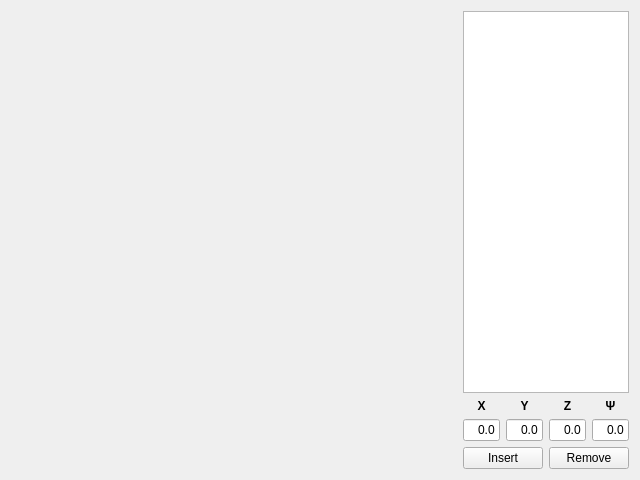
Above: rqt_contrail_planner/resource/ContrailPlanner.ui from pryre/contrail before the change. Below: the same form after it.
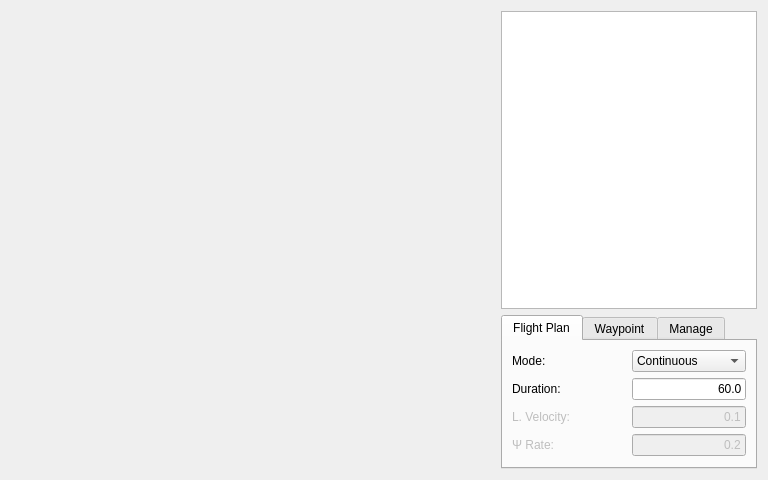
That is the form after the change. The open tabs and pages were chosen to show the change.

```diff
--- a/rqt_contrail_planner/resource/ContrailPlanner.ui
+++ b/rqt_contrail_planner/resource/ContrailPlanner.ui
@@ -6,7 +6,7 @@
    <rect>
     <x>0</x>
     <y>0</y>
-    <width>640</width>
+    <width>768</width>
     <height>480</height>
    </rect>
   </property>
@@ -27,7 +27,7 @@
   </property>
   <layout class="QGridLayout" name="gridLayout_2">
    <item row="0" column="0">
-    <layout class="QHBoxLayout" name="layout_window" stretch="4,1">
+    <layout class="QHBoxLayout" name="layout_window" stretch="1,0">
      <item>
       <widget class="QWidget" name="widget_plot" native="true">
        <property name="sizePolicy">
@@ -39,21 +39,202 @@
       </widget>
      </item>
      <item>
-      <layout class="QVBoxLayout" name="layout_control" stretch="1,0,0">
+      <layout class="QVBoxLayout" name="layout_control" stretch="1,0">
        <item>
         <widget class="QListWidget" name="list_waypoints">
          <property name="sizePolicy">
-          <sizepolicy hsizetype="Expanding" vsizetype="Expanding">
+          <sizepolicy hsizetype="Minimum" vsizetype="Expanding">
            <horstretch>1</horstretch>
            <verstretch>1</verstretch>
           </sizepolicy>
          </property>
+         <property name="minimumSize">
+          <size>
+           <width>100</width>
+           <height>0</height>
+          </size>
+         </property>
         </widget>
        </item>
        <item>
-        <layout class="QGridLayout" name="gridLayout">
+        <widget class="QTabWidget" name="tabgroup_inputs">
+         <property name="sizePolicy">
+          <sizepolicy hsizetype="Minimum" vsizetype="Fixed">
+           <horstretch>0</horstretch>
+           <verstretch>0</verstretch>
+          </sizepolicy>
+         </property>
+         <property name="minimumSize">
+          <size>
+           <width>0</width>
+           <height>0</height>
+          </size>
+         </property>
+         <property name="currentIndex">
+          <number>2</number>
+         </property>
+         <widget class="QWidget" name="tab_plan">
+          <attribute name="title">
+           <string>Flight Plan</string>
+          </attribute>
+          <layout class="QVBoxLayout" name="verticalLayout_2">
+           <item>
+            <layout class="QHBoxLayout" name="layout_plan_mode">
+             <item>
+              <widget class="QLabel" name="label_mode">
+               <property name="sizePolicy">
+                <sizepolicy hsizetype="Minimum" vsizetype="Minimum">
+                 <horstretch>0</horstretch>
+                 <verstretch>0</verstretch>
+                </sizepolicy>
+               </property>
+               <property name="text">
+                <string>Mode:</string>
+               </property>
+              </widget>
+             </item>
+             <item>
+              <widget class="QComboBox" name="combobox_mode">
+               <property name="sizePolicy">
+                <sizepolicy hsizetype="Minimum" vsizetype="Fixed">
+                 <horstretch>0</horstretch>
+                 <verstretch>0</verstretch>
+                </sizepolicy>
+               </property>
+               <item>
+                <property name="text">
+                 <string>Continuous</string>
+                </property>
+               </item>
+               <item>
+                <property name="text">
+                 <string>Discrete</string>
+                </property>
+               </item>
+              </widget>
+             </item>
+            </layout>
+           </item>
+           <item>
+            <layout class="QGridLayout" name="layout_plan_input">
+             <item row="0" column="0">
+              <widget class="QLabel" name="label_duration">
+               <property name="sizePolicy">
+                <sizepolicy hsizetype="Minimum" vsizetype="Minimum">
+                 <horstretch>0</horstretch>
+                 <verstretch>0</verstretch>
+                </sizepolicy>
+               </property>
+               <property name="text">
+                <string>Duration:</string>
+               </property>
+              </widget>
+             </item>
+             <item row="2" column="0">
+              <widget class="QLabel" name="label_nom_vel">
+               <property name="enabled">
+                <bool>false</bool>
+               </property>
+               <property name="sizePolicy">
+                <sizepolicy hsizetype="Minimum" vsizetype="Minimum">
+                 <horstretch>0</horstretch>
+                 <verstretch>0</verstretch>
+                </sizepolicy>
+               </property>
+               <property name="text">
+                <string>L. Velocity:</string>
+               </property>
+              </widget>
+             </item>
+             <item row="3" column="0">
+              <widget class="QLabel" name="labe_noml_rate">
+               <property name="enabled">
+                <bool>false</bool>
+               </property>
+               <property name="sizePolicy">
+                <sizepolicy hsizetype="Minimum" vsizetype="Minimum">
+                 <horstretch>0</horstretch>
+                 <verstretch>0</verstretch>
+                </sizepolicy>
+               </property>
+               <property name="text">
+                <string>Ψ Rate:</string>
+               </property>
+              </widget>
+             </item>
+             <item row="0" column="1">
+              <widget class="QLineEdit" name="input_duration">
+               <property name="sizePolicy">
+                <sizepolicy hsizetype="Minimum" vsizetype="Fixed">
+                 <horstretch>0</horstretch>
+                 <verstretch>0</verstretch>
+                </sizepolicy>
+               </property>
+               <property name="text">
+                <string>60.0</string>
+               </property>
+               <property name="alignment">
+                <set>Qt::AlignRight|Qt::AlignTrailing|Qt::AlignVCenter</set>
+               </property>
+              </widget>
+             </item>
+             <item row="2" column="1">
+              <widget class="QLineEdit" name="input_nom_vel">
+               <property name="enabled">
+                <bool>false</bool>
+               </property>
+               <property name="sizePolicy">
+                <sizepolicy hsizetype="Minimum" vsizetype="Fixed">
+                 <horstretch>0</horstretch>
+                 <verstretch>0</verstretch>
+                </sizepolicy>
+               </property>
+               <property name="text">
+                <string>0.1</string>
+               </property>
+               <property name="alignment">
+                <set>Qt::AlignRight|Qt::AlignTrailing|Qt::AlignVCenter</set>
+               </property>
+              </widget>
+             </item>
+             <item row="3" column="1">
+              <widget class="QLineEdit" name="input_nom_rate">
+               <property name="enabled">
+                <bool>false</bool>
+               </property>
+               <property name="sizePolicy">
+                <sizepolicy hsizetype="Minimum" vsizetype="Fixed">
+                 <horstretch>0</horstretch>
+                 <verstretch>0</verstretch>
+                </sizepolicy>
+               </property>
+               <property name="text">
+                <string>0.2</string>
+               </property>
+               <property name="alignment">
+                <set>Qt::AlignRight|Qt::AlignTrailing|Qt::AlignVCenter</set>
+               </property>
+              </widget>
+             </item>
+            </layout>
+           </item>
+          </layout>
+         </widget>
+         <widget class="QWidget" name="tab_waypoint">
+          <attribute name="title">
+           <string>Waypoint</string>
+          </attribute>
+          <layout class="QVBoxLayout" name="verticalLayout">
+           <item>
+            <layout class="QGridLayout" name="layout_waypoint_input" columnstretch="0,0,0,0">
          <item row="1" column="3">
           <widget class="QLabel" name="label_psi">
+               <property name="sizePolicy">
+                <sizepolicy hsizetype="Minimum" vsizetype="Minimum">
+                 <horstretch>0</horstretch>
+                 <verstretch>0</verstretch>
+                </sizepolicy>
+               </property>
            <property name="font">
             <font>
              <weight>75</weight>
@@ -70,6 +251,12 @@
          </item>
          <item row="1" column="0">
           <widget class="QLabel" name="label_x">
+               <property name="sizePolicy">
+                <sizepolicy hsizetype="Minimum" vsizetype="Minimum">
+                 <horstretch>0</horstretch>
+                 <verstretch>0</verstretch>
+                </sizepolicy>
+               </property>
            <property name="font">
             <font>
              <weight>75</weight>
@@ -86,6 +273,12 @@
          </item>
          <item row="1" column="2">
           <widget class="QLabel" name="label_z">
+               <property name="sizePolicy">
+                <sizepolicy hsizetype="Minimum" vsizetype="Minimum">
+                 <horstretch>0</horstretch>
+                 <verstretch>0</verstretch>
+                </sizepolicy>
+               </property>
            <property name="font">
             <font>
              <weight>75</weight>
@@ -102,6 +295,12 @@
          </item>
          <item row="1" column="1">
           <widget class="QLabel" name="label_y">
+               <property name="sizePolicy">
+                <sizepolicy hsizetype="Minimum" vsizetype="Minimum">
+                 <horstretch>0</horstretch>
+                 <verstretch>0</verstretch>
+                </sizepolicy>
+               </property>
            <property name="font">
             <font>
              <weight>75</weight>
@@ -116,34 +315,20 @@
            </property>
           </widget>
          </item>
-         <item row="2" column="0">
-          <widget class="QLineEdit" name="input_x">
-           <property name="text">
-            <string>0.0</string>
-           </property>
-           <property name="alignment">
-            <set>Qt::AlignRight|Qt::AlignTrailing|Qt::AlignVCenter</set>
-           </property>
-          </widget>
-         </item>
-         <item row="2" column="1">
-          <widget class="QLineEdit" name="input_y">
-           <property name="text">
-            <string>0.0</string>
-           </property>
-           <property name="alignment">
-            <set>Qt::AlignRight|Qt::AlignTrailing|Qt::AlignVCenter</set>
-           </property>
-          </widget>
-         </item>
          <item row="2" column="2">
           <widget class="QLineEdit" name="input_z">
            <property name="sizePolicy">
-            <sizepolicy hsizetype="Expanding" vsizetype="Fixed">
+                <sizepolicy hsizetype="Ignored" vsizetype="Fixed">
              <horstretch>0</horstretch>
              <verstretch>0</verstretch>
             </sizepolicy>
            </property>
+               <property name="minimumSize">
+                <size>
+                 <width>50</width>
+                 <height>0</height>
+                </size>
+               </property>
            <property name="text">
             <string>0.0</string>
            </property>
@@ -155,14 +340,61 @@
          <item row="2" column="3">
           <widget class="QLineEdit" name="input_psi">
            <property name="sizePolicy">
-            <sizepolicy hsizetype="Expanding" vsizetype="Fixed">
+                <sizepolicy hsizetype="Ignored" vsizetype="Fixed">
              <horstretch>0</horstretch>
              <verstretch>0</verstretch>
             </sizepolicy>
            </property>
            <property name="minimumSize">
             <size>
-             <width>0</width>
+                 <width>50</width>
+                 <height>0</height>
+                </size>
+               </property>
+               <property name="text">
+                <string>0.0</string>
+               </property>
+               <property name="alignment">
+                <set>Qt::AlignRight|Qt::AlignTrailing|Qt::AlignVCenter</set>
+               </property>
+              </widget>
+             </item>
+             <item row="2" column="0">
+              <widget class="QLineEdit" name="input_x">
+               <property name="enabled">
+                <bool>true</bool>
+               </property>
+               <property name="sizePolicy">
+                <sizepolicy hsizetype="Ignored" vsizetype="Fixed">
+                 <horstretch>0</horstretch>
+                 <verstretch>0</verstretch>
+                </sizepolicy>
+               </property>
+               <property name="minimumSize">
+                <size>
+                 <width>50</width>
+                 <height>0</height>
+                </size>
+               </property>
+               <property name="text">
+                <string>0.0</string>
+               </property>
+               <property name="alignment">
+                <set>Qt::AlignRight|Qt::AlignTrailing|Qt::AlignVCenter</set>
+               </property>
+              </widget>
+             </item>
+             <item row="2" column="1">
+              <widget class="QLineEdit" name="input_y">
+               <property name="sizePolicy">
+                <sizepolicy hsizetype="Ignored" vsizetype="Fixed">
+                 <horstretch>0</horstretch>
+                 <verstretch>0</verstretch>
+                </sizepolicy>
+               </property>
+               <property name="minimumSize">
+                <size>
+                 <width>50</width>
              <height>0</height>
             </size>
            </property>
@@ -177,11 +409,11 @@
         </layout>
        </item>
        <item>
-        <layout class="QHBoxLayout" name="horizontalLayout">
-         <item>
+            <layout class="QGridLayout" name="layout_waypoint_buttons">
+             <item row="0" column="0">
           <widget class="QPushButton" name="button_insert">
            <property name="sizePolicy">
-            <sizepolicy hsizetype="Expanding" vsizetype="Fixed">
+                <sizepolicy hsizetype="Minimum" vsizetype="Minimum">
              <horstretch>0</horstretch>
              <verstretch>0</verstretch>
             </sizepolicy>
@@ -191,10 +423,10 @@
            </property>
           </widget>
          </item>
-         <item>
+             <item row="0" column="1">
           <widget class="QPushButton" name="button_remove">
            <property name="sizePolicy">
-            <sizepolicy hsizetype="Expanding" vsizetype="Fixed">
+                <sizepolicy hsizetype="Minimum" vsizetype="Minimum">
              <horstretch>0</horstretch>
              <verstretch>0</verstretch>
             </sizepolicy>
@@ -204,7 +436,78 @@
            </property>
           </widget>
          </item>
-        </layout>
+             <item row="1" column="0">
+              <widget class="QPushButton" name="button_copy">
+               <property name="sizePolicy">
+                <sizepolicy hsizetype="Minimum" vsizetype="Minimum">
+                 <horstretch>0</horstretch>
+                 <verstretch>0</verstretch>
+                </sizepolicy>
+               </property>
+               <property name="text">
+                <string>Copy</string>
+               </property>
+              </widget>
+             </item>
+             <item row="1" column="1">
+              <widget class="QPushButton" name="button_overwrite">
+               <property name="sizePolicy">
+                <sizepolicy hsizetype="Minimum" vsizetype="Minimum">
+                 <horstretch>0</horstretch>
+                 <verstretch>0</verstretch>
+                </sizepolicy>
+               </property>
+               <property name="text">
+                <string>Overwrite</string>
+               </property>
+              </widget>
+             </item>
+            </layout>
+           </item>
+          </layout>
+         </widget>
+         <widget class="QWidget" name="tab_manage">
+          <attribute name="title">
+           <string>Manage</string>
+          </attribute>
+          <layout class="QVBoxLayout" name="verticalLayout_3">
+           <item>
+            <widget class="QPushButton" name="button_save">
+             <property name="text">
+              <string>Save</string>
+             </property>
+            </widget>
+           </item>
+           <item>
+            <widget class="QPushButton" name="button_save_as">
+             <property name="text">
+              <string>Save As ...</string>
+             </property>
+            </widget>
+           </item>
+           <item>
+            <widget class="QPushButton" name="button_load">
+             <property name="text">
+              <string>Load</string>
+             </property>
+            </widget>
+           </item>
+           <item>
+            <spacer name="verticalSpacer">
+             <property name="orientation">
+              <enum>Qt::Vertical</enum>
+             </property>
+             <property name="sizeHint" stdset="0">
+              <size>
+               <width>20</width>
+               <height>20</height>
+              </size>
+             </property>
+            </spacer>
+           </item>
+          </layout>
+         </widget>
+        </widget>
        </item>
       </layout>
      </item>
```
Lines whose indentation alone changed are shown as unchanged.
